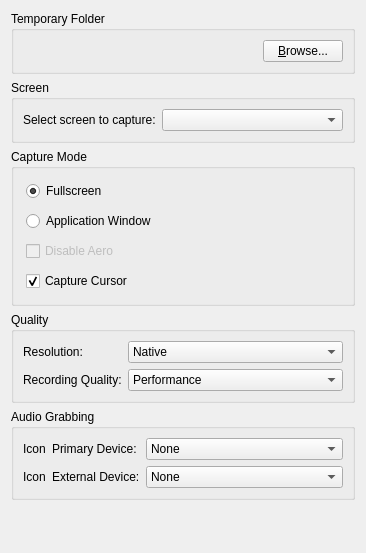
The window that client/src/ui/widgets/settings/recording_settings_widget.ui (networkoptix/nx_open) describes before a commit, drawn with Qt 5.
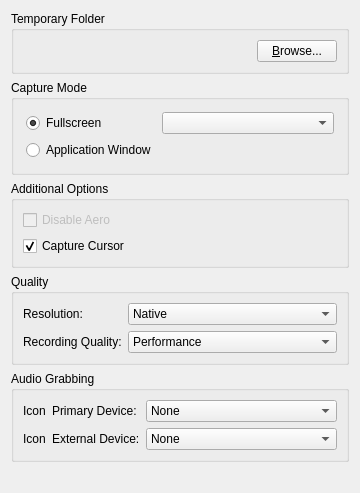
The same window after the commit.

Commit message:
Feature #779: Redesign Screen Recording form
<==== Mercurial data ====>
Branch: master

Diff of the .ui file:
```diff
--- a/client/src/ui/widgets/settings/recording_settings_widget.ui
+++ b/client/src/ui/widgets/settings/recording_settings_widget.ui
@@ -6,8 +6,8 @@
    <rect>
     <x>0</x>
     <y>0</y>
-    <width>366</width>
-    <height>553</height>
+    <width>360</width>
+    <height>442</height>
    </rect>
   </property>
   <property name="windowTitle">
@@ -49,51 +49,16 @@
      </layout>
     </widget>
    </item>
-   <item>
-    <widget class="QGroupBox" name="groupBox_3">
-     <property name="title">
-      <string>Screen</string>
-     </property>
-     <layout class="QFormLayout" name="formLayout_2">
-      <property name="sizeConstraint">
-       <enum>QLayout::SetDefaultConstraint</enum>
-      </property>
-      <property name="fieldGrowthPolicy">
-       <enum>QFormLayout::AllNonFixedFieldsGrow</enum>
-      </property>
-      <item row="0" column="0">
-       <widget class="QLabel" name="label_3">
-        <property name="text">
-         <string>Select screen to capture:</string>
-        </property>
-       </widget>
-      </item>
-      <item row="0" column="1">
-       <widget class="QComboBox" name="screenComboBox">
-        <property name="toolTip">
-         <string comment="Use this to change grabbed screen"/>
-        </property>
-        <property name="statusTip">
-         <string/>
-        </property>
-       </widget>
-      </item>
-     </layout>
-    </widget>
-   </item>
    <item>
     <widget class="QGroupBox" name="groupBox_2">
      <property name="title">
       <string>Capture Mode</string>
      </property>
-     <layout class="QVBoxLayout" name="verticalLayout_2">
-      <property name="spacing">
-       <number>10</number>
-      </property>
+     <layout class="QGridLayout" name="gridLayout" columnstretch="0,1">
       <property name="margin">
        <number>12</number>
       </property>
-      <item>
+      <item row="0" column="0">
        <widget class="QRadioButton" name="fullscreenButton">
         <property name="toolTip">
          <string comment="Grabs video from entire screen"/>
@@ -109,7 +74,7 @@
         </property>
        </widget>
       </item>
-      <item>
+      <item row="1" column="0">
        <widget class="QRadioButton" name="windowButton">
         <property name="toolTip">
          <string comment="Grabs Eve window"/>
@@ -119,6 +84,25 @@
         </property>
        </widget>
       </item>
+      <item row="0" column="1">
+       <widget class="QComboBox" name="screenComboBox">
+        <property name="toolTip">
+         <string comment="Use this to change grabbed screen"/>
+        </property>
+        <property name="statusTip">
+         <string/>
+        </property>
+       </widget>
+      </item>
+     </layout>
+    </widget>
+   </item>
+   <item>
+    <widget class="QGroupBox" name="groupBox_5">
+     <property name="title">
+      <string>Additional Options</string>
+     </property>
+     <layout class="QVBoxLayout" name="verticalLayout_3">
       <item>
        <widget class="QCheckBox" name="disableAeroCheckBox">
         <property name="enabled">
@@ -147,9 +131,10 @@
      <property name="title">
       <string>Quality</string>
      </property>
-     <layout class="QHBoxLayout" name="horizontalLayout_7">
-      <item>
-       <layout class="QFormLayout" name="formLayout_3">
+     <layout class="QFormLayout" name="formLayout_2">
+      <property name="fieldGrowthPolicy">
+       <enum>QFormLayout::AllNonFixedFieldsGrow</enum>
+      </property>
         <item row="0" column="0">
          <widget class="QLabel" name="label">
           <property name="text">
@@ -248,8 +233,6 @@
          </widget>
         </item>
        </layout>
-      </item>
-     </layout>
     </widget>
    </item>
    <item>
@@ -257,15 +240,8 @@
      <property name="title">
       <string>Audio Grabbing</string>
      </property>
-     <layout class="QHBoxLayout" name="horizontalLayout_8">
-      <item>
-       <layout class="QFormLayout" name="formLayout">
-        <property name="fieldGrowthPolicy">
-         <enum>QFormLayout::AllNonFixedFieldsGrow</enum>
-        </property>
+     <layout class="QGridLayout" name="gridLayout_2" columnstretch="0,0,1">
         <item row="0" column="0">
-         <layout class="QHBoxLayout" name="horizontalLayout_2">
-          <item>
            <widget class="QLabel" name="label_primaryDeviceIcon">
             <property name="sizePolicy">
              <sizepolicy hsizetype="Maximum" vsizetype="Maximum">
@@ -278,7 +254,7 @@
             </property>
            </widget>
           </item>
-          <item>
+      <item row="0" column="1">
            <widget class="QLabel" name="label_primaryDeviceText">
             <property name="sizePolicy">
              <sizepolicy hsizetype="Minimum" vsizetype="Preferred">
@@ -297,9 +273,7 @@
             </property>
            </widget>
           </item>
-         </layout>
-        </item>
-        <item row="0" column="1">
+      <item row="0" column="2">
          <widget class="QComboBox" name="primaryAudioDeviceComboBox">
           <property name="sizePolicy">
            <sizepolicy hsizetype="Preferred" vsizetype="Fixed">
@@ -318,8 +292,6 @@
          </widget>
         </item>
         <item row="1" column="0">
-         <layout class="QHBoxLayout" name="horizontalLayout_3">
-          <item>
            <widget class="QLabel" name="label_secondaryDeviceIcon">
             <property name="sizePolicy">
              <sizepolicy hsizetype="Maximum" vsizetype="Maximum">
@@ -332,7 +304,7 @@
             </property>
            </widget>
           </item>
-          <item>
+      <item row="1" column="1">
            <widget class="QLabel" name="label_secondaryDeviceText">
             <property name="sizePolicy">
              <sizepolicy hsizetype="Minimum" vsizetype="Preferred">
@@ -351,9 +323,7 @@
             </property>
            </widget>
           </item>
-         </layout>
-        </item>
-        <item row="1" column="1">
+      <item row="1" column="2">
          <widget class="QComboBox" name="secondaryAudioDeviceComboBox">
           <property name="sizePolicy">
            <sizepolicy hsizetype="Preferred" vsizetype="Fixed">
@@ -367,8 +337,6 @@
            </property>
           </item>
          </widget>
-        </item>
-       </layout>
       </item>
      </layout>
     </widget>
```
Lines whose indentation alone changed are shown as unchanged. The commit also changes 1 other file.
